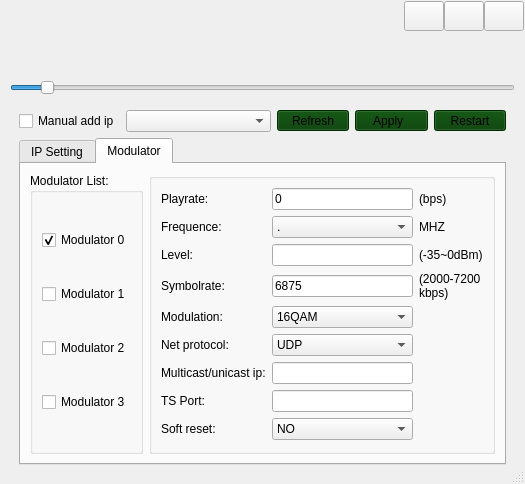
Qt form tbsui.ui (MauricePong/TBSNetDVBSetting) before a commit.
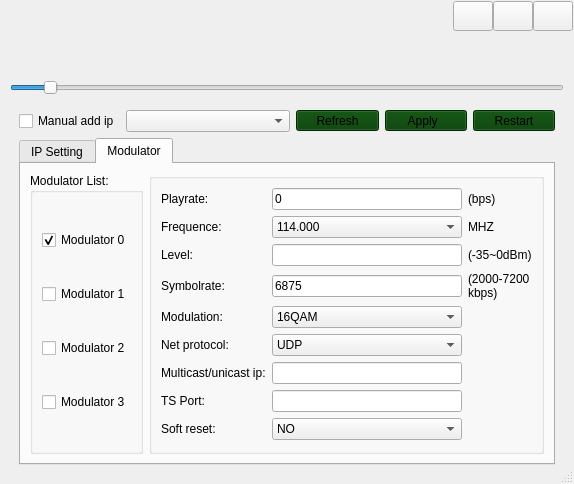
The same form after that commit.

The edit to the form file:
```diff
--- a/tbsui.ui
+++ b/tbsui.ui
@@ -6,8 +6,8 @@
    <rect>
     <x>0</x>
     <y>0</y>
-    <width>525</width>
-    <height>444</height>
+    <width>574</width>
+    <height>464</height>
    </rect>
   </property>
   <property name="sizePolicy">
@@ -751,11 +751,6 @@
                  </item>
                  <item row="2" column="1">
                   <widget class="QComboBox" name="com_Freq">
-                   <item>
-                    <property name="text">
-                     <string>.</string>
-                    </property>
-                   </item>
                    <item>
                     <property name="text">
                      <string>114.000</string>
```
